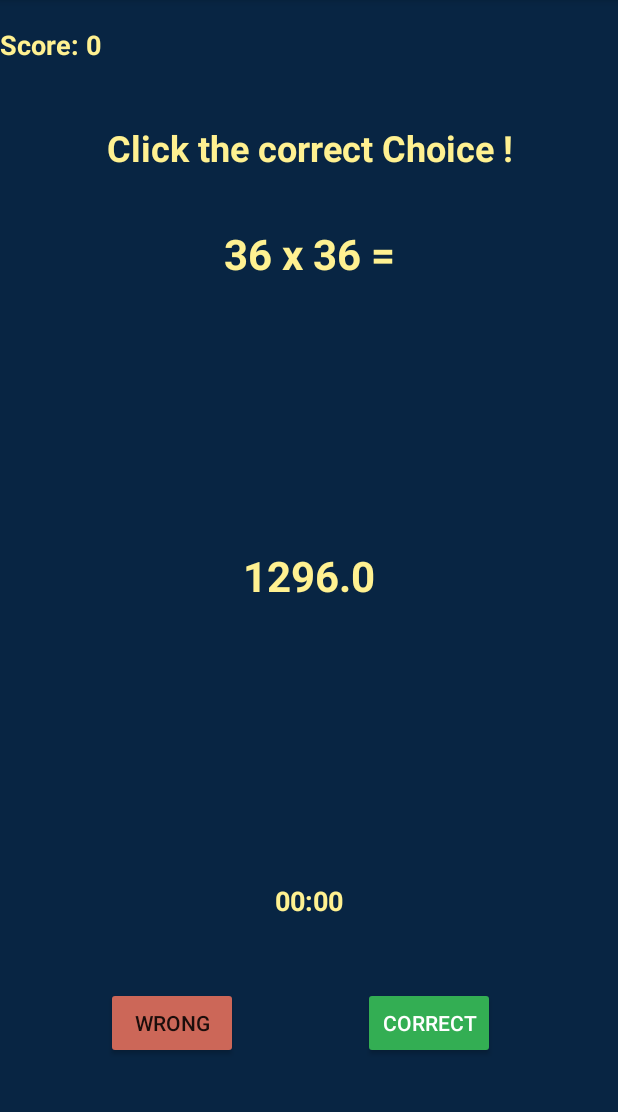
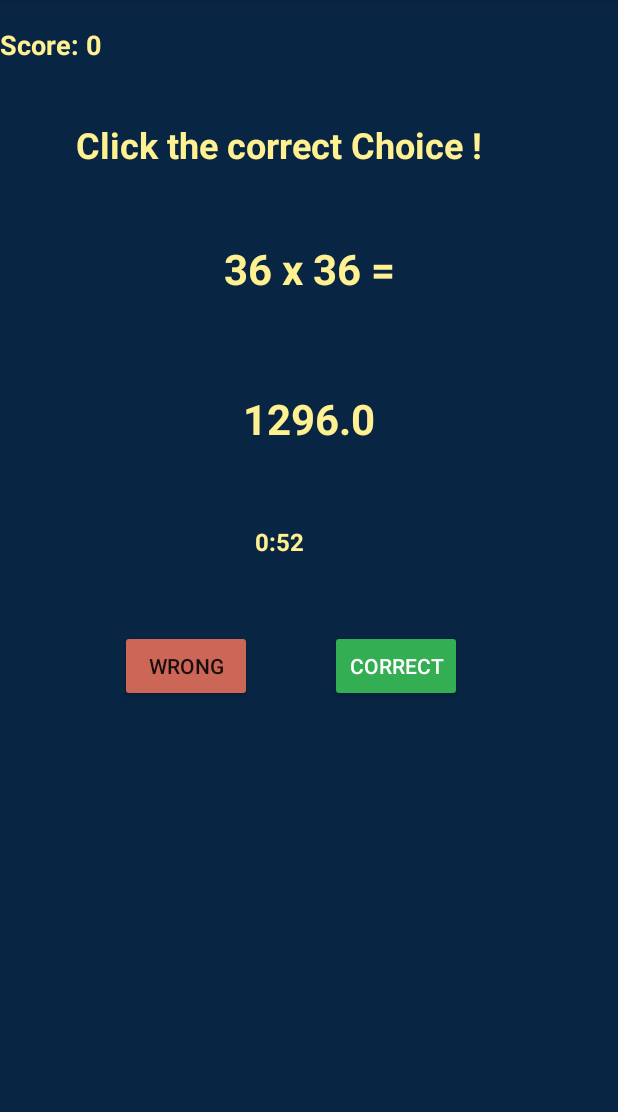
Before and after one commit to oussamabonnor1/JetMath_android_app, an Android app: the screen it shows after launch (MainActivity), on a phone screen of 412 x 824 dp, the part 84-1196 px from its top. Run offline under Robolectric (Android 15) with nearby library versions, the phone set to English and light mode, and no system bars.

Commit message:
game over function, score showing and count down included

```diff
--- a/app/src/main/java/com/example/oussama/myapp/MainActivity.java
+++ b/app/src/main/java/com/example/oussama/myapp/MainActivity.java
@@ -1,5 +1,7 @@
 package com.example.oussama.myapp;
 
+import android.os.CountDownTimer;
+import android.os.SystemClock;
 import android.support.v7.app.AppCompatActivity;
 import android.os.Bundle;
 import android.view.View;
@@ -11,12 +13,13 @@ import java.util.Random;
 
 public class MainActivity extends AppCompatActivity {
 
+    TextView title;
     TextView question;
     TextView resultText;
     TextView scoreText;
+    TextView clockText;
     Button correctButton;
     Button wrongButton;
-    Chronometer chronometer;
     float result;
     int score;
     int bonus;
@@ -27,17 +30,30 @@ public class MainActivity extends AppCompatActivity {
     protected void onCreate(Bundle savedInstanceState) {
         super.onCreate(savedInstanceState);
         setContentView(R.layout.activity_main);
+        title = (TextView) findViewById(R.id.title);
         question = (TextView) findViewById(R.id.question);
         resultText = (TextView) findViewById(R.id.resultText);
         scoreText = (TextView) findViewById(R.id.score);
+        clockText = (TextView) findViewById(R.id.clockText);
         correctButton = (Button) findViewById(R.id.correctButton);
         wrongButton = (Button) findViewById(R.id.wrongButton);
-        chronometer = (Chronometer) findViewById(R.id.chronometer);
+        new CountDownTimer(60000, 1000) {
+            @Override
+            public void onTick(long l) {
+                int min = (int) (l / 1000) / 60;
+                int sec = (int) (l / 1000) % 60;
+                clockText.setText("" + min + ":" + sec);
+            }
+
+            @Override
+            public void onFinish() {
+                endOfGame();
+            }
+        }.start();
         next = false;
         score = 0;
         bonus = -11;
         generateQuestion();
-        chronometer.start();
     }
 
     public void generateQuestion() {
@@ -84,7 +100,7 @@ public class MainActivity extends AppCompatActivity {
                 resultText.setText("Yes !");
             } else {
                 bonus = -11;
-                resultText.setText("Man's not Hot !");
+                resultText.setText("Math's not Hot !");
             }
             correctButton.setText("Next one");
         } else {
@@ -103,7 +119,7 @@ public class MainActivity extends AppCompatActivity {
                 resultText.setText("Yes !");
             } else {
                 bonus = -11;
-                resultText.setText("Man's not Hot !");
+                resultText.setText("Math's not Hot !");
             }
             wrongButton.setText("Next one");
         } else {
@@ -113,4 +129,11 @@ public class MainActivity extends AppCompatActivity {
         next = !next;
     }
 
+    public void endOfGame() {
+        title.setText("Game Over !\n Score: " + score);
+        scoreText.setText("");
+        resultText.setText("");
+        question.setText("");
+        clockText.setText("");
+    }
 }
--- a/app/src/main/res/layout/activity_main.xml
+++ b/app/src/main/res/layout/activity_main.xml
@@ -1,5 +1,5 @@
 <?xml version="1.0" encoding="utf-8"?>
-<RelativeLayout xmlns:android="http://schemas.android.com/apk/res/android"
+<FrameLayout xmlns:android="http://schemas.android.com/apk/res/android"
     xmlns:tools="http://schemas.android.com/tools"
     android:layout_width="match_parent"
     android:layout_height="match_parent"
@@ -10,39 +10,23 @@
         android:id="@+id/question"
         android:layout_width="match_parent"
         android:layout_height="wrap_content"
+        android:layout_marginTop="160dp"
+        android:text="question"
         android:textAlignment="center"
         android:textColor="#FFF191"
         android:textSize="28sp"
-        android:textStyle="bold"
-        android:layout_below="@+id/score"
-        android:layout_alignParentLeft="true"
-        android:layout_alignParentStart="true"
-        android:layout_marginTop="108dp" />
-
-    <TextView
-        android:id="@+id/title"
-        android:layout_width="wrap_content"
-        android:layout_height="wrap_content"
-        android:text="Click the correct Choice !"
-        android:textAlignment="center"
-        android:textColor="#FFF191"
-        android:textSize="24sp"
-        android:textStyle="bold"
-        android:layout_below="@+id/score"
-        android:layout_centerHorizontal="true"
-        android:layout_marginTop="40dp" />
+        android:textStyle="bold" />
 
     <TextView
         android:id="@+id/resultText"
         android:layout_width="match_parent"
         android:layout_height="wrap_content"
+        android:layout_marginTop="260dp"
+        android:text="Result"
         android:textAlignment="center"
         android:textColor="#FFF191"
         android:textSize="28sp"
-        android:textStyle="bold"
-        android:layout_centerVertical="true"
-        android:layout_alignParentLeft="true"
-        android:layout_alignParentStart="true" />
+        android:textStyle="bold" />
 
     <Button
         android:id="@+id/wrongButton"
@@ -51,25 +35,19 @@
         android:backgroundTint="#CC6758"
         android:onClick="checkIfFalse"
         android:text="Wrong"
-        android:layout_alignBaseline="@+id/correctButton"
-        android:layout_alignBottom="@+id/correctButton"
-        android:layout_alignLeft="@+id/title"
-        android:layout_alignStart="@+id/title" />
+        android:layout_marginLeft="80dp"
+        android:layout_marginTop="420dp" />
 
     <Button
         android:id="@+id/correctButton"
         android:layout_width="wrap_content"
         android:layout_height="wrap_content"
-        android:layout_marginBottom="62dp"
-        android:layout_marginEnd="11dp"
-        android:layout_marginRight="11dp"
+        android:layout_marginLeft="220dp"
+        android:layout_marginTop="420dp"
         android:backgroundTint="#33AE53"
         android:onClick="checkIfTrue"
         android:text="Correct"
-        android:textColor="#FFFFFF"
-        android:layout_alignParentBottom="true"
-        android:layout_alignRight="@+id/title"
-        android:layout_alignEnd="@+id/title" />
+        android:textColor="#FFFFFF" />
 
     <TextView
         android:id="@+id/score"
@@ -80,22 +58,30 @@
         android:textColor="#FFF191"
         android:textSize="18sp"
         android:textStyle="bold"
-        android:layout_alignParentTop="true"
-        android:layout_alignParentLeft="true"
-        android:layout_alignParentStart="true"
         android:layout_marginTop="17dp" />
 
-    <Chronometer
-        android:id="@+id/chronometer"
+    <TextView
+        android:id="@+id/clockText"
         android:layout_width="wrap_content"
         android:layout_height="wrap_content"
-        android:layout_above="@+id/correctButton"
-        android:layout_centerHorizontal="true"
-        android:layout_marginBottom="45dp"
-        android:format="00:00"
+        android:layout_marginLeft="170dp"
+        android:layout_marginTop="350dp"
+        android:text="00:00"
         android:textAlignment="center"
         android:textColor="#FFF191"
-        android:textSize="18sp"
+        android:textSize="16sp"
         android:textStyle="bold" />
 
-</RelativeLayout>
+    <TextView
+        android:id="@+id/title"
+        android:layout_width="wrap_content"
+        android:layout_height="wrap_content"
+        android:layout_marginLeft="50dp"
+        android:layout_marginTop="80dp"
+        android:text="Click the correct Choice !"
+        android:textAlignment="center"
+        android:textColor="#FFF191"
+        android:textSize="24sp"
+        android:textStyle="bold" />
+
+</FrameLayout>
```
